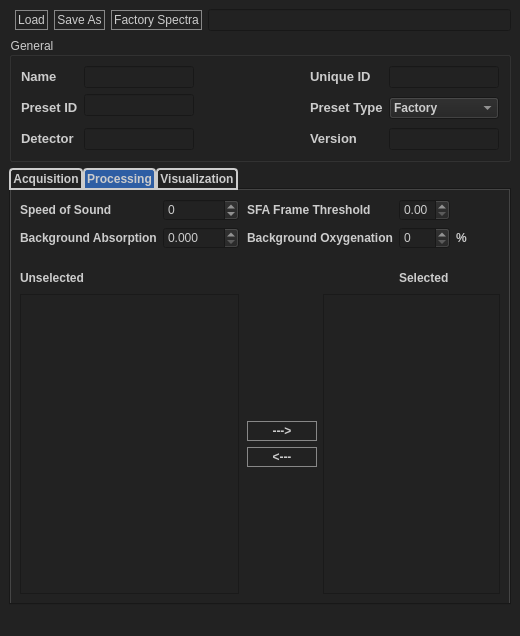
Before: the Qt Designer form source/resources/preset_editor.ui in jaytreee/PresetEditor, drawn with Qt 5.
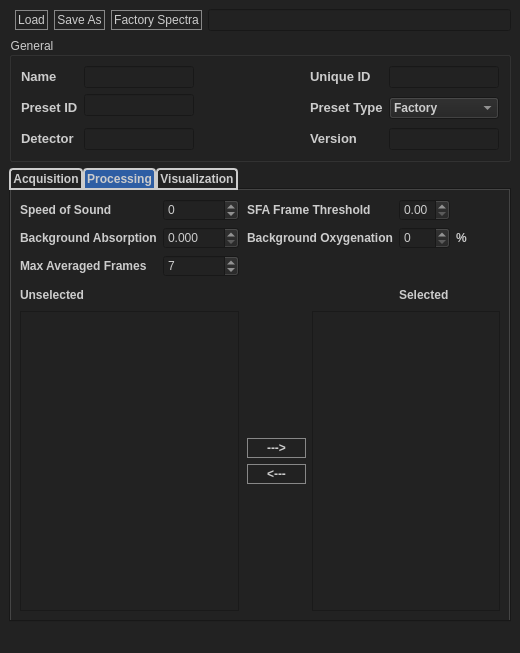
After: the same form once the commit is applied. The open tabs and pages were chosen to show the change.

Commit message: Feature #2549 SFA Max Average Frames

Diff of the .ui file:
```diff
--- a/source/resources/preset_editor.ui
+++ b/source/resources/preset_editor.ui
@@ -371,7 +371,7 @@
        <string notr="true"/>
       </property>
       <property name="currentIndex">
-       <number>1</number>
+       <number>0</number>
       </property>
       <widget class="QWidget" name="tab_3">
        <attribute name="title">
@@ -532,7 +532,7 @@
         <string>Processing</string>
        </attribute>
        <layout class="QGridLayout" name="gridLayout_8">
-        <item row="3" column="5">
+        <item row="4" column="5">
          <spacer name="verticalSpacer_2">
           <property name="orientation">
            <enum>Qt::Vertical</enum>
@@ -545,7 +545,7 @@
           </property>
          </spacer>
         </item>
-        <item row="2" column="0">
+        <item row="3" column="0">
          <spacer name="verticalSpacer">
           <property name="orientation">
            <enum>Qt::Vertical</enum>
@@ -577,6 +577,73 @@
           </property>
          </widget>
         </item>
+        <item row="8" column="3">
+         <widget class="QPushButton" name="deleteButton">
+          <property name="font">
+           <font>
+            <weight>75</weight>
+            <bold>true</bold>
+           </font>
+          </property>
+          <property name="toolTip">
+           <string>Remove Item</string>
+          </property>
+          <property name="toolTipDuration">
+           <number>-1</number>
+          </property>
+          <property name="text">
+           <string>&lt;---</string>
+          </property>
+         </widget>
+        </item>
+        <item row="6" column="4" rowspan="4" colspan="3">
+         <widget class="QListWidget" name="selectedList">
+          <property name="sizePolicy">
+           <sizepolicy hsizetype="Preferred" vsizetype="Preferred">
+            <horstretch>0</horstretch>
+            <verstretch>0</verstretch>
+           </sizepolicy>
+          </property>
+          <property name="sortingEnabled">
+           <bool>true</bool>
+          </property>
+         </widget>
+        </item>
+        <item row="5" column="0">
+         <widget class="QLabel" name="unselectedLabel">
+          <property name="minimumSize">
+           <size>
+            <width>20</width>
+            <height>20</height>
+           </size>
+          </property>
+          <property name="font">
+           <font>
+            <weight>75</weight>
+            <bold>true</bold>
+           </font>
+          </property>
+          <property name="text">
+           <string>Unselected</string>
+          </property>
+          <property name="buddy">
+           <cstring>unselectedList</cstring>
+          </property>
+         </widget>
+        </item>
+        <item row="1" column="2">
+         <spacer name="horizontalSpacer">
+          <property name="orientation">
+           <enum>Qt::Horizontal</enum>
+          </property>
+          <property name="sizeHint" stdset="0">
+           <size>
+            <width>40</width>
+            <height>20</height>
+           </size>
+          </property>
+         </spacer>
+        </item>
         <item row="0" column="1">
          <widget class="QSpinBox" name="userSoundBox">
           <property name="focusPolicy">
@@ -609,55 +676,7 @@
           </property>
          </widget>
         </item>
-        <item row="5" column="0" rowspan="4" colspan="2">
-         <widget class="QListWidget" name="unselectedList">
-          <property name="sizePolicy">
-           <sizepolicy hsizetype="Preferred" vsizetype="Preferred">
-            <horstretch>0</horstretch>
-            <verstretch>0</verstretch>
-           </sizepolicy>
-          </property>
-          <property name="minimumSize">
-           <size>
-            <width>100</width>
-            <height>300</height>
-           </size>
-          </property>
-          <property name="sortingEnabled">
-           <bool>true</bool>
-          </property>
-         </widget>
-        </item>
-        <item row="1" column="3" colspan="2">
-         <widget class="QLabel" name="label_4">
-          <property name="font">
-           <font>
-            <weight>75</weight>
-            <bold>true</bold>
-           </font>
-          </property>
-          <property name="text">
-           <string>Background Oxygenation</string>
-          </property>
-          <property name="buddy">
-           <cstring>backgroundOxyBox</cstring>
-          </property>
-         </widget>
-        </item>
-        <item row="5" column="4" rowspan="4" colspan="3">
-         <widget class="QListWidget" name="selectedList">
-          <property name="sizePolicy">
-           <sizepolicy hsizetype="Preferred" vsizetype="Preferred">
-            <horstretch>0</horstretch>
-            <verstretch>0</verstretch>
-           </sizepolicy>
-          </property>
-          <property name="sortingEnabled">
-           <bool>true</bool>
-          </property>
-         </widget>
-        </item>
-        <item row="6" column="3">
+        <item row="7" column="3">
          <widget class="QPushButton" name="addButton">
           <property name="font">
            <font>
@@ -676,6 +695,32 @@
           </property>
          </widget>
         </item>
+        <item row="1" column="5">
+         <widget class="QSpinBox" name="backgroundOxyBox">
+          <property name="focusPolicy">
+           <enum>Qt::StrongFocus</enum>
+          </property>
+          <property name="maximum">
+           <number>100</number>
+          </property>
+         </widget>
+        </item>
+        <item row="5" column="5">
+         <widget class="QLabel" name="selectedLabel">
+          <property name="font">
+           <font>
+            <weight>75</weight>
+            <bold>true</bold>
+           </font>
+          </property>
+          <property name="text">
+           <string>Selected</string>
+          </property>
+          <property name="buddy">
+           <cstring>selectedList</cstring>
+          </property>
+         </widget>
+        </item>
         <item row="0" column="5">
          <widget class="QDoubleSpinBox" name="SFAFrameThreshBox">
           <property name="font">
@@ -695,6 +740,57 @@
           </property>
          </widget>
         </item>
+        <item row="1" column="3" colspan="2">
+         <widget class="QLabel" name="label_4">
+          <property name="font">
+           <font>
+            <weight>75</weight>
+            <bold>true</bold>
+           </font>
+          </property>
+          <property name="text">
+           <string>Background Oxygenation</string>
+          </property>
+          <property name="buddy">
+           <cstring>backgroundOxyBox</cstring>
+          </property>
+         </widget>
+        </item>
+        <item row="1" column="0">
+         <widget class="QLabel" name="label_3">
+          <property name="font">
+           <font>
+            <weight>75</weight>
+            <bold>true</bold>
+           </font>
+          </property>
+          <property name="text">
+           <string>Background Absorption</string>
+          </property>
+          <property name="buddy">
+           <cstring>backgroundAbsorptionBox</cstring>
+          </property>
+         </widget>
+        </item>
+        <item row="6" column="0" rowspan="4" colspan="2">
+         <widget class="QListWidget" name="unselectedList">
+          <property name="sizePolicy">
+           <sizepolicy hsizetype="Preferred" vsizetype="Preferred">
+            <horstretch>0</horstretch>
+            <verstretch>0</verstretch>
+           </sizepolicy>
+          </property>
+          <property name="minimumSize">
+           <size>
+            <width>100</width>
+            <height>300</height>
+           </size>
+          </property>
+          <property name="sortingEnabled">
+           <bool>true</bool>
+          </property>
+         </widget>
+        </item>
         <item row="1" column="1">
          <widget class="QDoubleSpinBox" name="backgroundAbsorptionBox">
           <property name="focusPolicy">
@@ -711,32 +807,6 @@
           </property>
          </widget>
         </item>
-        <item row="1" column="0">
-         <widget class="QLabel" name="label_3">
-          <property name="font">
-           <font>
-            <weight>75</weight>
-            <bold>true</bold>
-           </font>
-          </property>
-          <property name="text">
-           <string>Background Absorption</string>
-          </property>
-          <property name="buddy">
-           <cstring>backgroundAbsorptionBox</cstring>
-          </property>
-         </widget>
-        </item>
-        <item row="1" column="5">
-         <widget class="QSpinBox" name="backgroundOxyBox">
-          <property name="focusPolicy">
-           <enum>Qt::StrongFocus</enum>
-          </property>
-          <property name="maximum">
-           <number>100</number>
-          </property>
-         </widget>
-        </item>
         <item row="1" column="6">
          <widget class="QLabel" name="label_5">
           <property name="font">
@@ -750,14 +820,8 @@
           </property>
          </widget>
         </item>
-        <item row="4" column="0">
-         <widget class="QLabel" name="unselectedLabel">
-          <property name="minimumSize">
-           <size>
-            <width>20</width>
-            <height>20</height>
-           </size>
-          </property>
+        <item row="2" column="0">
+         <widget class="QLabel" name="label_12">
           <property name="font">
            <font>
             <weight>75</weight>
@@ -765,58 +829,26 @@
            </font>
           </property>
           <property name="text">
-           <string>Unselected</string>
+           <string>Max Averaged Frames</string>
           </property>
-          <property name="buddy">
-           <cstring>unselectedList</cstring>
-          </property>
          </widget>
         </item>
-        <item row="4" column="5">
-         <widget class="QLabel" name="selectedLabel">
-          <property name="font">
-           <font>
-            <weight>75</weight>
-            <bold>true</bold>
-           </font>
-          </property>
-          <property name="text">
-           <string>Selected</string>
-          </property>
-          <property name="buddy">
-           <cstring>selectedList</cstring>
-          </property>
-         </widget>
-        </item>
-        <item row="1" column="2">
-         <spacer name="horizontalSpacer">
-          <property name="orientation">
-           <enum>Qt::Horizontal</enum>
-          </property>
-          <property name="sizeHint" stdset="0">
-           <size>
-            <width>40</width>
-            <height>20</height>
-           </size>
-          </property>
-         </spacer>
-        </item>
-        <item row="7" column="3">
-         <widget class="QPushButton" name="deleteButton">
-          <property name="font">
-           <font>
-            <weight>75</weight>
-            <bold>true</bold>
-           </font>
+        <item row="2" column="1">
+         <widget class="QSpinBox" name="maxavgframes">
+          <property name="focusPolicy">
+           <enum>Qt::StrongFocus</enum>
           </property>
           <property name="toolTip">
-           <string>Remove Item</string>
+           <string>&lt;html&gt;&lt;head/&gt;&lt;body&gt;&lt;p&gt;Set to 1 to make SFA disapear.&lt;/p&gt;&lt;/body&gt;&lt;/html&gt;</string>
           </property>
-          <property name="toolTipDuration">
-           <number>-1</number>
+          <property name="minimum">
+           <number>1</number>
           </property>
-          <property name="text">
-           <string>&lt;---</string>
+          <property name="maximum">
+           <number>10</number>
+          </property>
+          <property name="value">
+           <number>7</number>
           </property>
          </widget>
         </item>
```
The commit also changes 2 other files.
